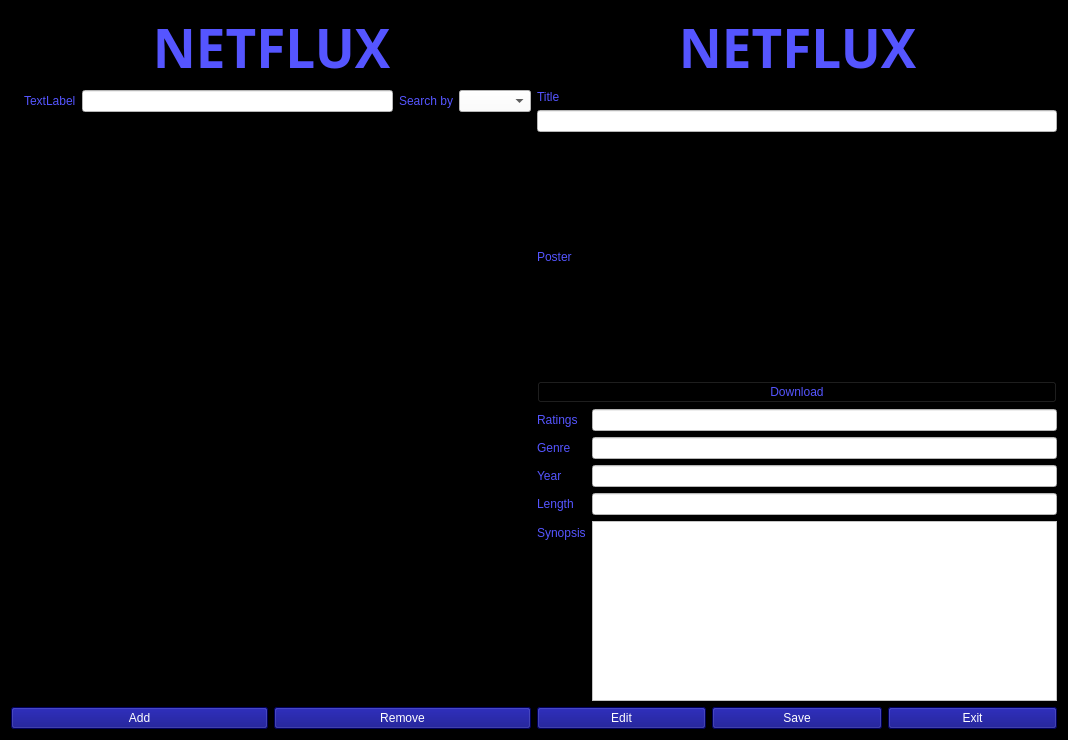
omrmeh/netflux, file NetfluxApp/widget.ui: the form before one commit.
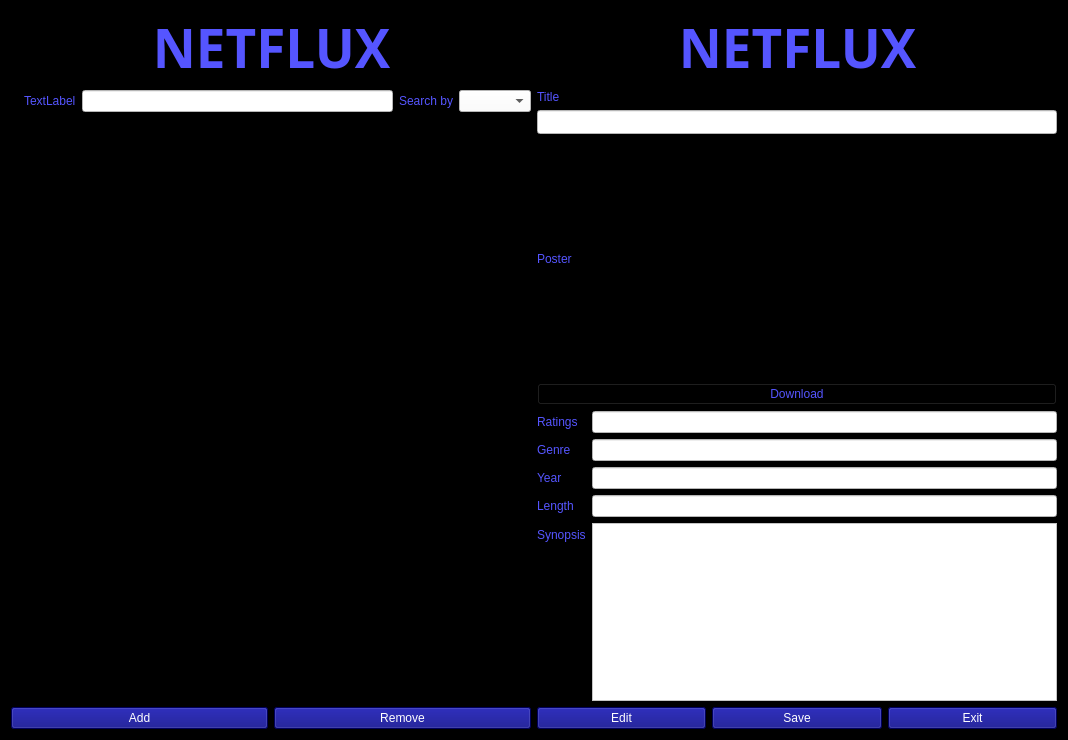
The form after the commit.

Diff of the .ui file:
```diff
--- a/NetfluxApp/widget.ui
+++ b/NetfluxApp/widget.ui
@@ -289,6 +289,12 @@
      </item>
      <item>
       <widget class="QLineEdit" name="leTitle">
+       <property name="minimumSize">
+        <size>
+         <width>517</width>
+         <height>24</height>
+        </size>
+       </property>
        <property name="font">
         <font>
          <family>MS Shell Dlg 2</family>
```
Left out of the diff: 1 changed line with no effect on the pictures.
